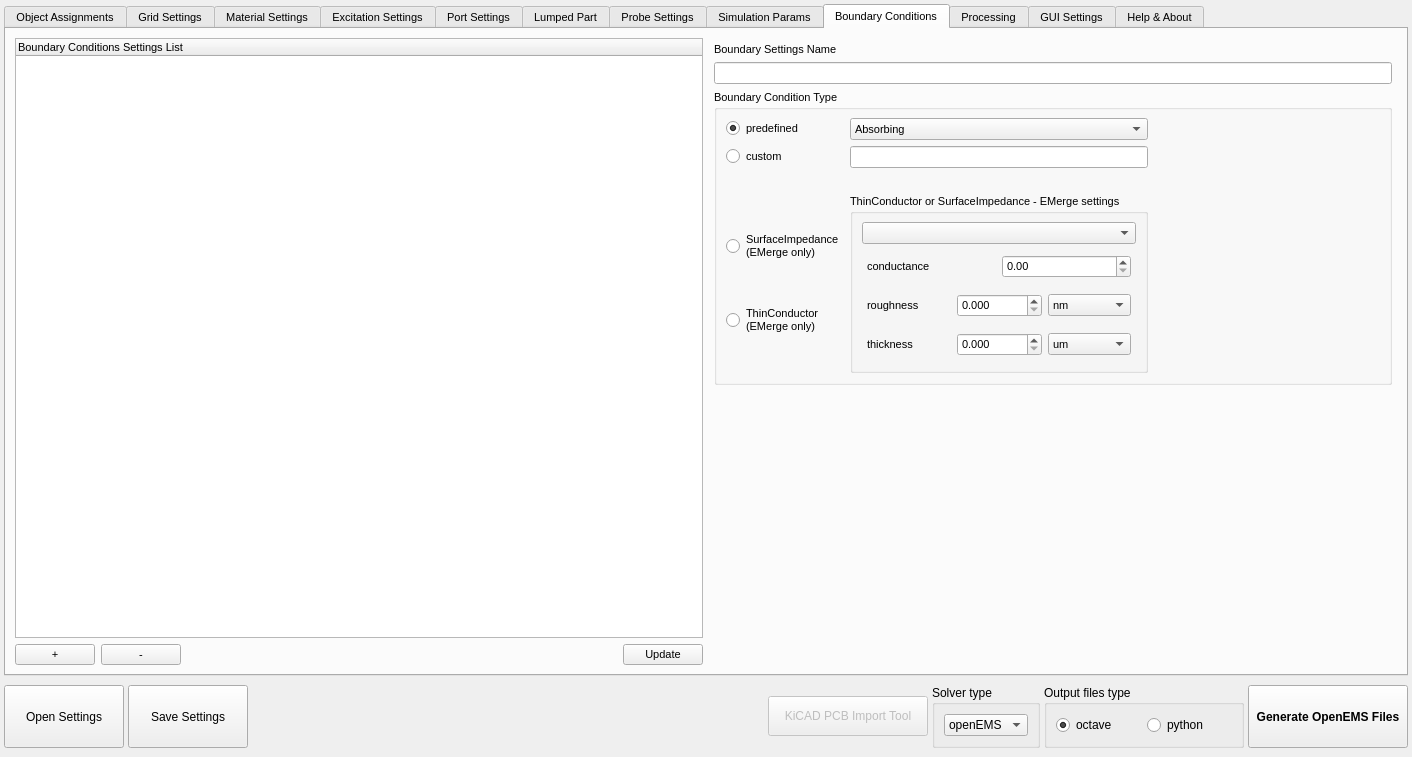
Before: the Qt Designer form ui/dialog_OpenEMS_Simulation_Creator.ui in LubomirJagos42/FreeCAD-OpenEMS-Export, drawn with Qt 5.
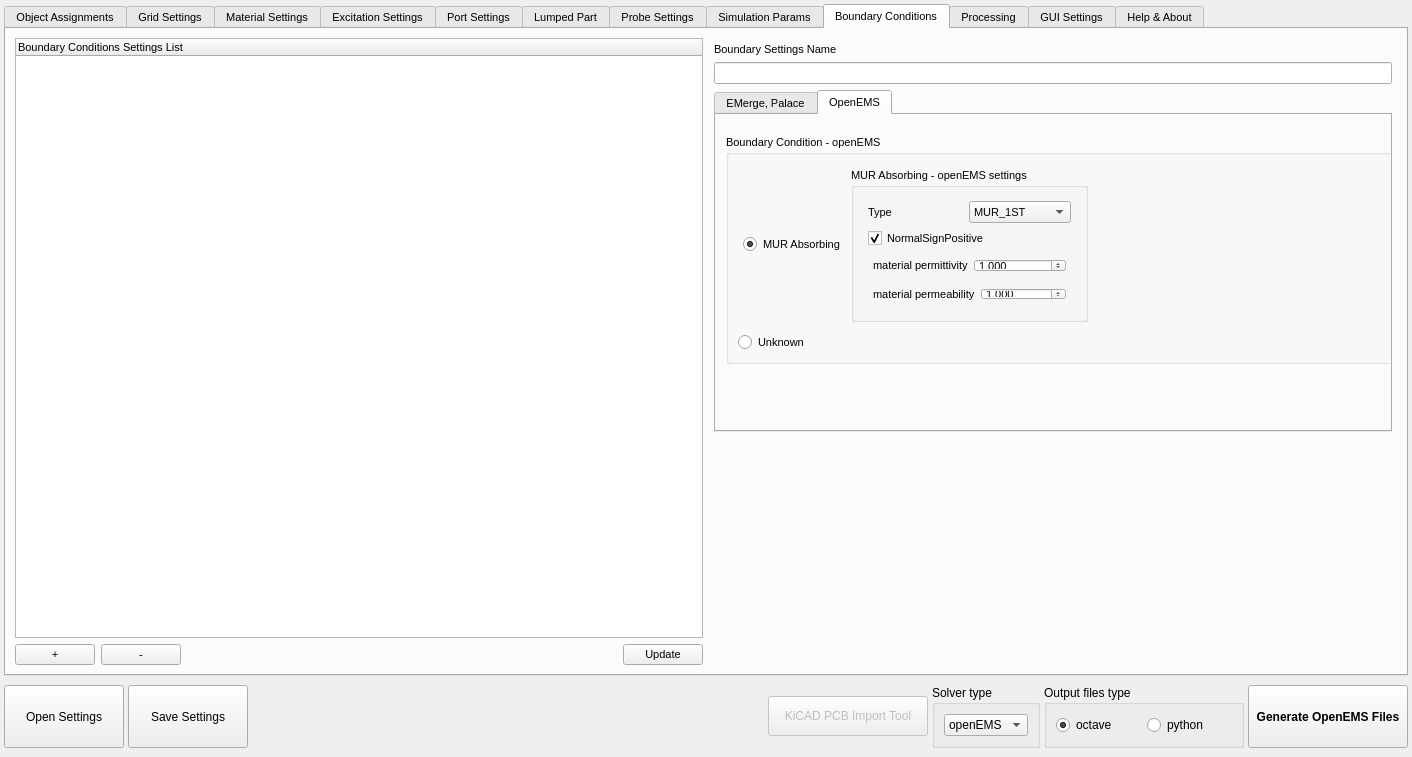
After: the same form once the commit is applied. The open tabs and pages were chosen to show the change.

Commit message: added boundary condition for openEMS python, localized MUR absorber, now it's possible to simlate coax which has absorber at the end

What changed in the file:
```diff
--- a/ui/dialog_OpenEMS_Simulation_Creator.ui
+++ b/ui/dialog_OpenEMS_Simulation_Creator.ui
@@ -8803,9 +8803,19 @@
               <widget class="QLineEdit" name="boundaryConditionSettingsNameInput"/>
              </item>
              <item>
-              <widget class="QGroupBox" name="groupBox_10">
+              <widget class="QTabWidget" name="boundaryConditionsTab_tabWidget">
+               <property name="currentIndex">
+                <number>0</number>
+               </property>
+               <widget class="QWidget" name="boundaryConditionsTab_femTab">
+                <attribute name="title">
+                 <string>EMerge, Palace</string>
+                </attribute>
+                <layout class="QVBoxLayout" name="verticalLayout_61">
+                 <item>
+                  <widget class="QGroupBox" name="groupBox_BoundaryConditionType">
                <property name="title">
-                <string>Boundary Condition Type</string>
+                    <string>Boundary Condition Type - emerge, palace</string>
                </property>
                <layout class="QGridLayout" name="gridLayout_26">
                 <item row="0" column="2">
@@ -9107,6 +9117,223 @@
                  </layout>
                 </item>
                </layout>
+                  </widget>
+                 </item>
+                </layout>
+               </widget>
+               <widget class="QWidget" name="boundaryConditionsTab_openemsTab">
+                <attribute name="title">
+                 <string>OpenEMS</string>
+                </attribute>
+                <widget class="QGroupBox" name="groupBox_BoundaryConditionType_openEMS">
+                 <property name="geometry">
+                  <rect>
+                   <x>10</x>
+                   <y>20</y>
+                   <width>676</width>
+                   <height>229</height>
+                  </rect>
+                 </property>
+                 <property name="title">
+                  <string>Boundary Condition - openEMS</string>
+                 </property>
+                 <layout class="QVBoxLayout" name="verticalLayout_58">
+                  <item>
+                   <layout class="QHBoxLayout" name="horizontalLayout_72">
+                    <property name="leftMargin">
+                     <number>5</number>
+                    </property>
+                    <property name="topMargin">
+                     <number>5</number>
+                    </property>
+                    <property name="rightMargin">
+                     <number>5</number>
+                    </property>
+                    <property name="bottomMargin">
+                     <number>5</number>
+                    </property>
+                    <item>
+                     <widget class="QRadioButton" name="boundaryConditionTypeOpenEMS_Absorbing">
+                      <property name="text">
+                       <string>MUR Absorbing</string>
+                      </property>
+                      <property name="checkable">
+                       <bool>true</bool>
+                      </property>
+                      <property name="checked">
+                       <bool>true</bool>
+                      </property>
+                     </widget>
+                    </item>
+                    <item>
+                     <widget class="QGroupBox" name="groupBox_BoundaryConditionType_openEMS_MURAbsorbing">
+                      <property name="title">
+                       <string>MUR Absorbing - openEMS settings</string>
+                      </property>
+                      <layout class="QVBoxLayout" name="verticalLayout_60">
+                       <item>
+                        <layout class="QVBoxLayout" name="verticalLayout_59">
+                         <property name="leftMargin">
+                          <number>5</number>
+                         </property>
+                         <property name="topMargin">
+                          <number>5</number>
+                         </property>
+                         <property name="rightMargin">
+                          <number>5</number>
+                         </property>
+                         <property name="bottomMargin">
+                          <number>5</number>
+                         </property>
+                         <item>
+                          <layout class="QHBoxLayout" name="horizontalLayout_73">
+                           <item>
+                            <widget class="QLabel" name="label_191">
+                             <property name="text">
+                              <string>Type</string>
+                             </property>
+                            </widget>
+                           </item>
+                           <item>
+                            <widget class="QComboBox" name="boundaryConditionTypeOpenEMS_Absorbing_Type">
+                             <item>
+                              <property name="text">
+                               <string>MUR_1ST</string>
+                              </property>
+                             </item>
+                             <item>
+                              <property name="text">
+                               <string>MUR_1ST_SA</string>
+                              </property>
+                             </item>
+                            </widget>
+                           </item>
+                          </layout>
+                         </item>
+                         <item>
+                          <widget class="QCheckBox" name="boundaryConditionTypeOpenEMS_Absorbing_NormalSignPositive">
+                           <property name="text">
+                            <string>NormalSignPositive</string>
+                           </property>
+                           <property name="checked">
+                            <bool>true</bool>
+                           </property>
+                          </widget>
+                         </item>
+                         <item>
+                          <layout class="QHBoxLayout" name="horizontalLayout_74">
+                           <property name="leftMargin">
+                            <number>5</number>
+                           </property>
+                           <property name="topMargin">
+                            <number>5</number>
+                           </property>
+                           <property name="rightMargin">
+                            <number>5</number>
+                           </property>
+                           <property name="bottomMargin">
+                            <number>5</number>
+                           </property>
+                           <item>
+                            <widget class="QLabel" name="label_192">
+                             <property name="text">
+                              <string>material permittivity</string>
+                             </property>
+                            </widget>
+                           </item>
+                           <item>
+                            <widget class="QDoubleSpinBox" name="boundaryConditionTypeOpenEMS_Absorbing_PhaseVelocity_Permittivity">
+                             <property name="decimals">
+                              <number>3</number>
+                             </property>
+                             <property name="maximum">
+                              <double>10000000.000000000000000</double>
+                             </property>
+                             <property name="singleStep">
+                              <double>0.100000000000000</double>
+                             </property>
+                             <property name="value">
+                              <double>1.000000000000000</double>
+                             </property>
+                            </widget>
+                           </item>
+                          </layout>
+                         </item>
+                         <item>
+                          <layout class="QHBoxLayout" name="horizontalLayout_75">
+                           <property name="leftMargin">
+                            <number>5</number>
+                           </property>
+                           <property name="topMargin">
+                            <number>5</number>
+                           </property>
+                           <property name="rightMargin">
+                            <number>5</number>
+                           </property>
+                           <property name="bottomMargin">
+                            <number>5</number>
+                           </property>
+                           <item>
+                            <widget class="QLabel" name="label_193">
+                             <property name="text">
+                              <string>material permeability</string>
+                             </property>
+                            </widget>
+                           </item>
+                           <item>
+                            <widget class="QDoubleSpinBox" name="boundaryConditionTypeOpenEMS_Absorbing_PhaseVelocity_Permeability">
+                             <property name="decimals">
+                              <number>3</number>
+                             </property>
+                             <property name="maximum">
+                              <double>10000000.000000000000000</double>
+                             </property>
+                             <property name="singleStep">
+                              <double>0.100000000000000</double>
+                             </property>
+                             <property name="value">
+                              <double>1.000000000000000</double>
+                             </property>
+                            </widget>
+                           </item>
+                          </layout>
+                         </item>
+                        </layout>
+                       </item>
+                      </layout>
+                     </widget>
+                    </item>
+                    <item>
+                     <spacer name="horizontalSpacer_62">
+                      <property name="orientation">
+                       <enum>Qt::Orientation::Horizontal</enum>
+                      </property>
+                      <property name="sizeHint" stdset="0">
+                       <size>
+                        <width>40</width>
+                        <height>20</height>
+                       </size>
+                      </property>
+                     </spacer>
+                    </item>
+                   </layout>
+                  </item>
+                  <item>
+                   <widget class="QRadioButton" name="boundaryConditionTypeOpenEMS_Unknown">
+                    <property name="text">
+                     <string>Unknown</string>
+                    </property>
+                    <property name="checkable">
+                     <bool>true</bool>
+                    </property>
+                    <property name="checked">
+                     <bool>false</bool>
+                    </property>
+                   </widget>
+                  </item>
+                 </layout>
+                </widget>
+               </widget>
               </widget>
              </item>
              <item>
```
Lines whose indentation alone changed are shown as unchanged. The commit also changes 4 other files.
